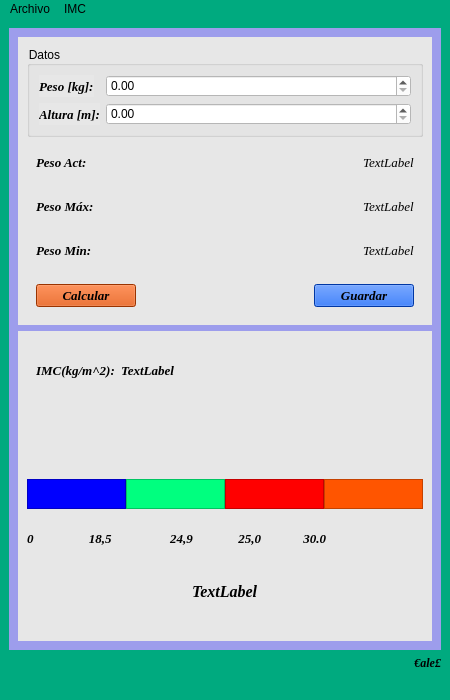
Before: the Qt Designer form imc.ui in C-A-L-E-L/Exam_2P_IMC, drawn with Qt 5.
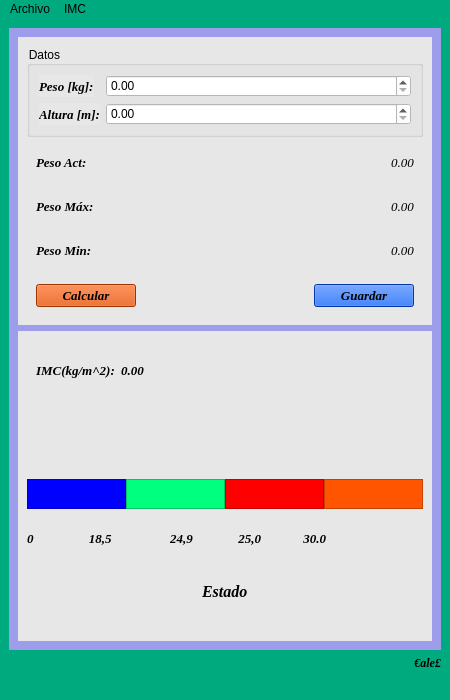
After: the same form once the commit is applied. Icons and pictures are not drawn.

```diff
--- a/imc.ui
+++ b/imc.ui
@@ -161,7 +161,7 @@
                 <string notr="true">color: rgb(0, 0, 0);</string>
                </property>
                <property name="text">
-                <string>TextLabel</string>
+                <string>0.00</string>
                </property>
               </widget>
              </item>
@@ -221,7 +221,7 @@
                 <string notr="true">color: rgb(0, 0, 0);</string>
                </property>
                <property name="text">
-                <string>TextLabel</string>
+                <string>0.00</string>
                </property>
               </widget>
              </item>
@@ -281,7 +281,7 @@
                 <string notr="true">color: rgb(0, 0, 0);</string>
                </property>
                <property name="text">
-                <string>TextLabel</string>
+                <string>0.00</string>
                </property>
               </widget>
              </item>
@@ -438,7 +438,7 @@
                 <string notr="true">color: rgb(0, 0, 0);</string>
                </property>
                <property name="text">
-                <string>TextLabel</string>
+                <string>0.00</string>
                </property>
               </widget>
              </item>
@@ -775,7 +775,7 @@
                 <string notr="true"/>
                </property>
                <property name="text">
-                <string>TextLabel</string>
+                <string>Estado</string>
                </property>
               </widget>
              </item>
```
